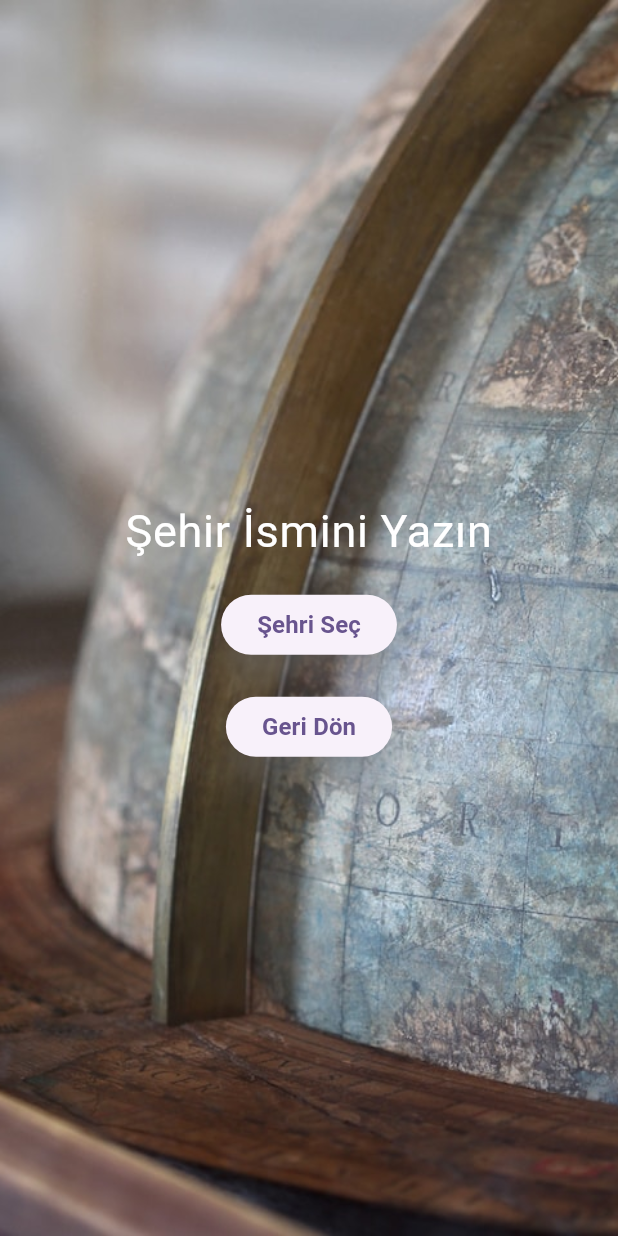
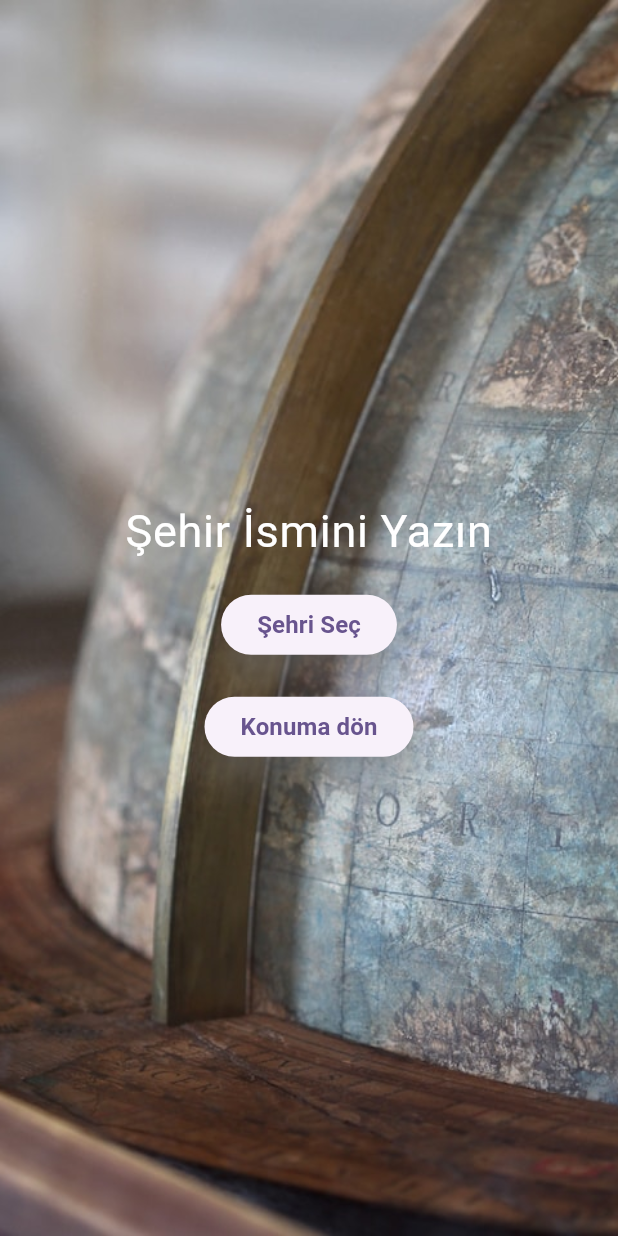
Before and after one commit to GkhanAslan0/3311409_163311023_weather_app, a Flutter app: the SearchPage screen opened directly, on a phone screen of 412 x 824 dp. Run offline on Flutter 3.47's test engine with Material 2 defaults, Android fonts, the phone set to English and light mode, and no system bars; our stand-ins replace firebase_auth, firebase_core, geolocator; accounts and stored records are empty.

Commit message:
İlk commit

```diff
--- a/lib/search_page.dart
+++ b/lib/search_page.dart
@@ -78,7 +78,7 @@ class _SearchPageState extends State<SearchPage> {
                     );
                   },
                   child: Text(
-                    "Geri Dön",
+                    "Konuma dön",
                     style: TextStyle(
                       fontWeight: FontWeight.bold,
                       fontSize: 16,
```
